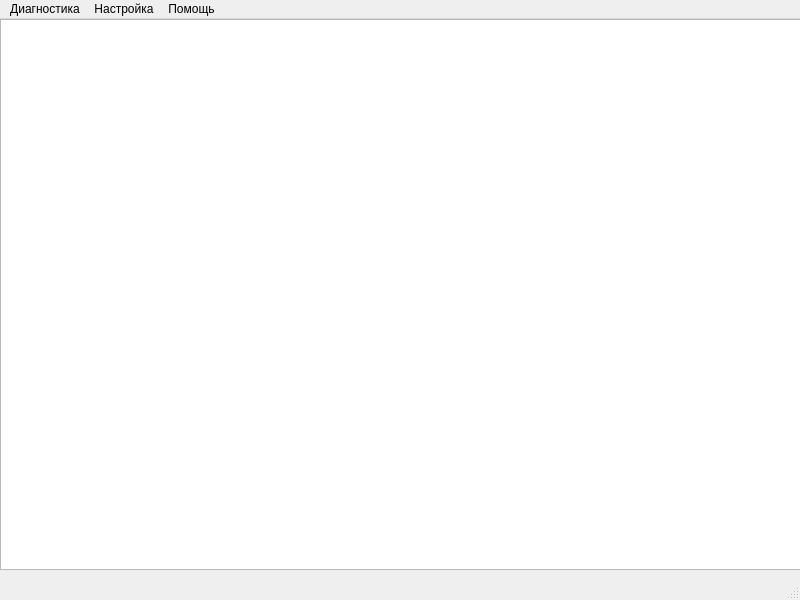
Old version of the form src/ui/mainwindow.ui in the repository TERRANZ/DiscoDiag.
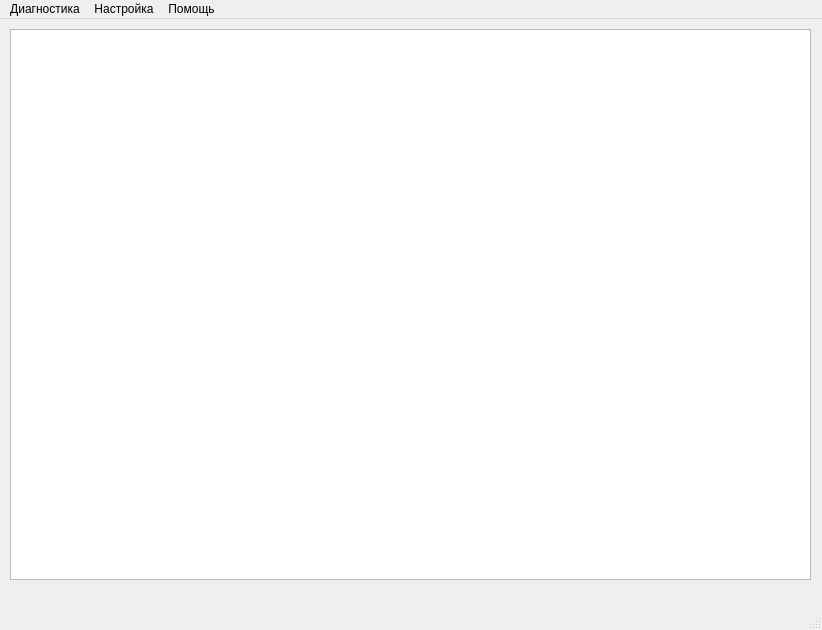
New version of the form.

```diff
--- a/src/ui/mainwindow.ui
+++ b/src/ui/mainwindow.ui
@@ -6,8 +6,8 @@
             <rect>
                 <x>0</x>
                 <y>0</y>
-                <width>800</width>
-                <height>600</height>
+                <width>822</width>
+                <height>630</height>
             </rect>
         </property>
         <property name="windowTitle">
@@ -17,8 +17,8 @@
             <widget class="QPlainTextEdit" name="textEdit">
                 <property name="geometry">
                     <rect>
-                        <x>0</x>
-                        <y>0</y>
+                        <x>10</x>
+                        <y>10</y>
                         <width>801</width>
                         <height>551</height>
                     </rect>
@@ -36,7 +36,7 @@
                 <rect>
                     <x>0</x>
                     <y>0</y>
-                    <width>800</width>
+                    <width>822</width>
                     <height>27</height>
                 </rect>
             </property>
```
